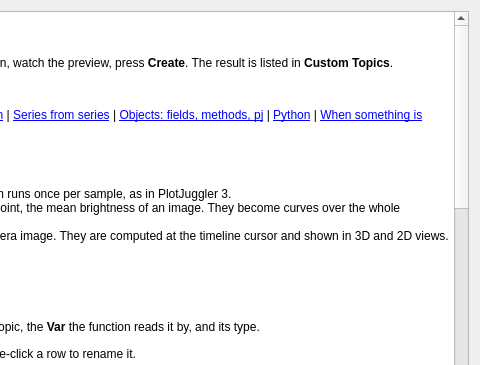
This is toolbox_transform_editor/transform_editor_help.ui in PlotJuggler/pj-official-plugins as Qt 5 draws it before an edit; both pictures show x 480 to 960 and y 0 to 365 of the 960 by 760 pixel window. The edited form follows.
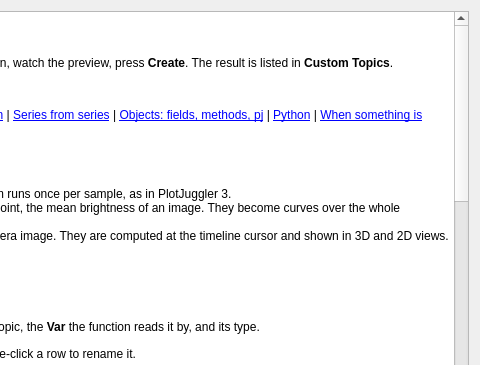
This is the edited form.

Commit message: feat(toolbox_transform_editor): Text output for series functions (#421)

```diff
--- a/toolbox_transform_editor/transform_editor_help.ui
+++ b/toolbox_transform_editor/transform_editor_help.ui
@@ -100,6 +100,10 @@
 prev = value
 return diff&lt;/pre&gt;
 &lt;p&gt;Differences with PlotJuggler 3: &lt;tt&gt;time&lt;/tt&gt; is seconds since the start of the session; &lt;tt&gt;return a, b&lt;/tt&gt; creates two series (&lt;tt&gt;name/a&lt;/tt&gt;, &lt;tt&gt;name/b&lt;/tt&gt;) and no longer changes the timestamp; returning &lt;tt&gt;nil&lt;/tt&gt; skips the sample; tables of points are not supported. &lt;span style=&quot;font-weight:600;&quot;&gt;Batch Functions&lt;/span&gt; applies one function to many series, with a prefix or suffix for the new names.&lt;/p&gt;
+&lt;p&gt;&lt;span style=&quot;font-weight:600;&quot;&gt;Text output&lt;/span&gt;, under the inputs, makes the function return labels instead of numbers, one string per sample (&lt;tt&gt;nil&lt;/tt&gt; still skips it):&lt;/p&gt;
+&lt;pre&gt;if value &amp;gt; 1.5 then return &quot;running&quot; end
+return &quot;walking&quot;&lt;/pre&gt;
+&lt;p&gt;The State Transitions panel shows a text series; plots do not. The preview plots each label at its index, and the status line names them. A series keeps its kind: to switch it between text and numbers, remove it and create it again.&lt;/p&gt;
 
 &lt;h2&gt;&lt;a name=&quot;api&quot;&gt;&lt;/a&gt;8. Objects: fields, methods and pj&lt;/h2&gt;
 &lt;p&gt;An object input (a point cloud, an image...) gives you three kinds of things. Full list: &lt;a href=&quot;https://plotjuggler.io/docs/reference/scripting-api/&quot;&gt;plotjuggler.io/docs/reference/scripting-api&lt;/a&gt;&lt;/p&gt;
```
The commit also changes 10 other files.
